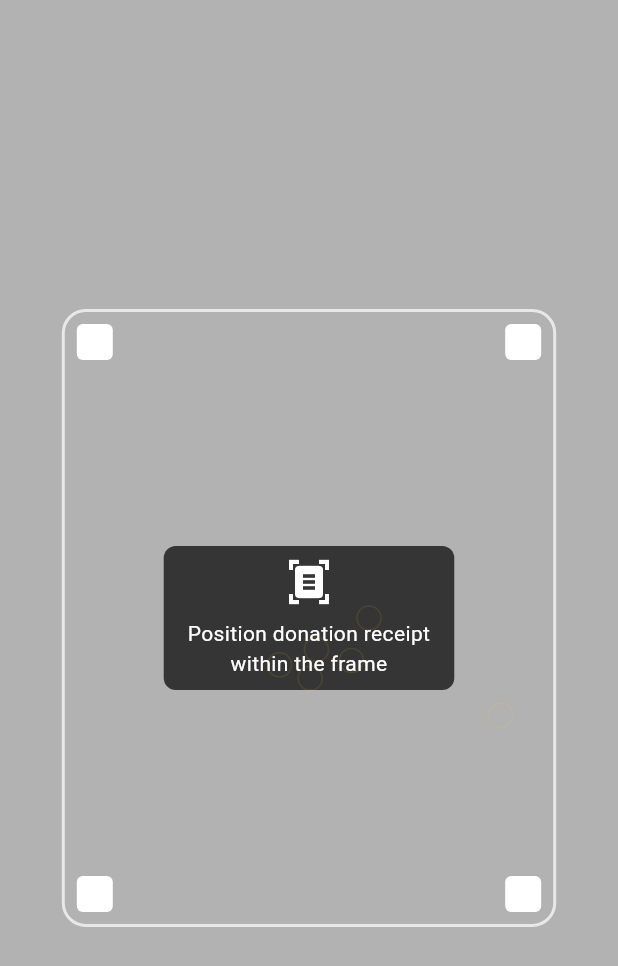
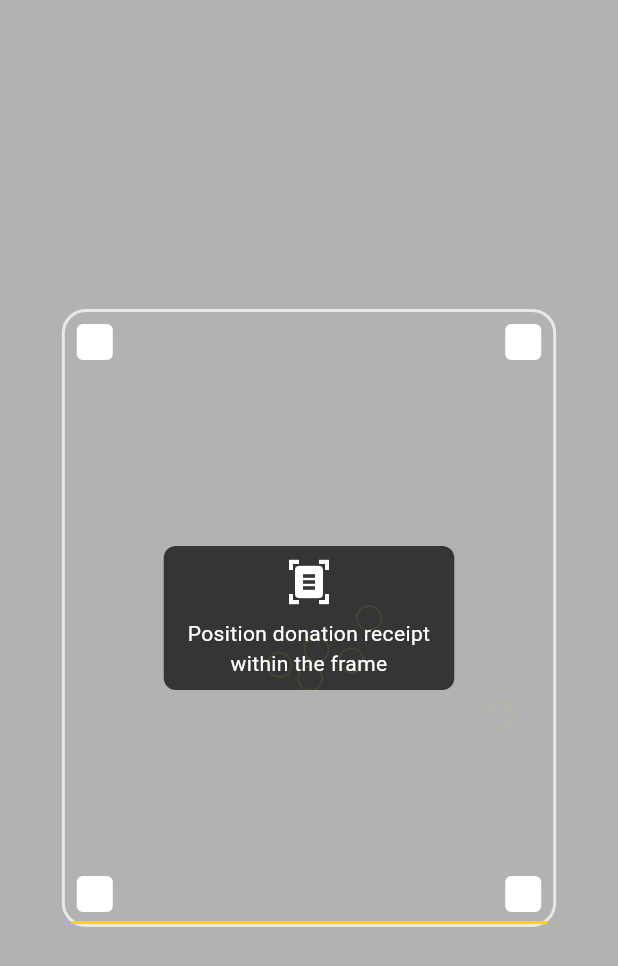
Before and after one commit to JairoSchmeler/NoorFunds, a Flutter app: the CameraOverlayWidget widget shown alone on an empty page, opened directly with empty values, on a phone screen of 412 x 824 dp. Shown: the top 966 px of the screen. Run offline on Flutter 3.47's test engine with Material 3 defaults, Android fonts, the phone set to English and light mode, and no system bars; our stand-ins replace cached_network_image, camera, connectivity_plus, csv, fl_chart, flutter_dotenv and 5 more; missing offline and left inert: encrypt, excel, google_ml_kit; accounts and stored records are empty; network calls fail.

Commit message:
Add scanning animation and encrypted storage

```diff
--- a/lib/presentation/ocr_camera_scan/widgets/camera_overlay_widget.dart
+++ b/lib/presentation/ocr_camera_scan/widgets/camera_overlay_widget.dart
@@ -5,17 +5,19 @@ import '../../../core/app_export.dart';
 class CameraOverlayWidget extends StatelessWidget {
   final bool isDocumentDetected;
   final Animation<double> pulseAnimation;
+  final Animation<double> scanAnimation;
 
   const CameraOverlayWidget({
     super.key,
     required this.isDocumentDetected,
     required this.pulseAnimation,
+    required this.scanAnimation,
   });
 
   @override
   Widget build(BuildContext context) {
     return AnimatedBuilder(
-      animation: pulseAnimation,
+      animation: Listenable.merge([pulseAnimation, scanAnimation]),
       builder: (context, child) {
         return Container(
           color: Colors.black.withValues(alpha: 0.3),
@@ -131,6 +133,18 @@ class CameraOverlayWidget extends StatelessWidget {
                             ),
                           ),
                         ),
+
+                      // Scanning line animation
+                      Positioned.fill(
+                        child: Align(
+                          alignment: Alignment(0, scanAnimation.value),
+                          child: Container(
+                            margin: const EdgeInsets.symmetric(horizontal: 4),
+                            height: 2,
+                            color: const Color(0xFFFFD700),
+                          ),
+                        ),
+                      ),
                     ],
                   ),
                 ),
--- a/pubspec.yaml
+++ b/pubspec.yaml
@@ -28,6 +28,7 @@ dependencies:
   google_ml_kit: ^0.20.0
   csv: ^5.0.1
   excel: ^2.0.0
+  encrypt: ^5.0.1
   web: any
 dev_dependencies:
   flutter_test:
```
Also changed, not shown: lib/core/services/auth_service.dart (+7 -4 lines), lib/core/services/database_service.dart (+8 -2 lines), lib/core/utils/encryption_util.dart (added, +18 -0 lines), lib/presentation/ocr_camera_scan/ocr_camera_scan.dart (+22 -1 lines).
